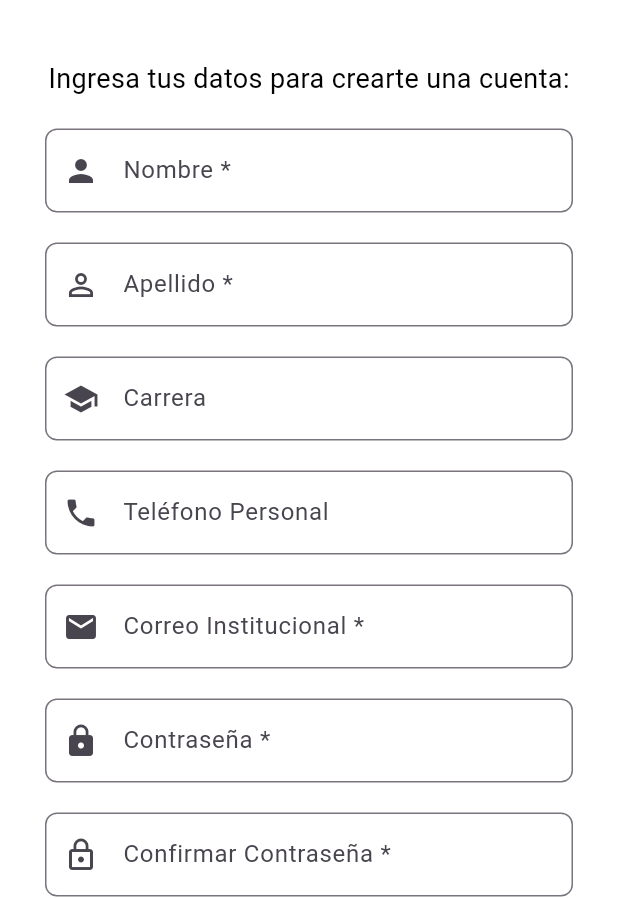
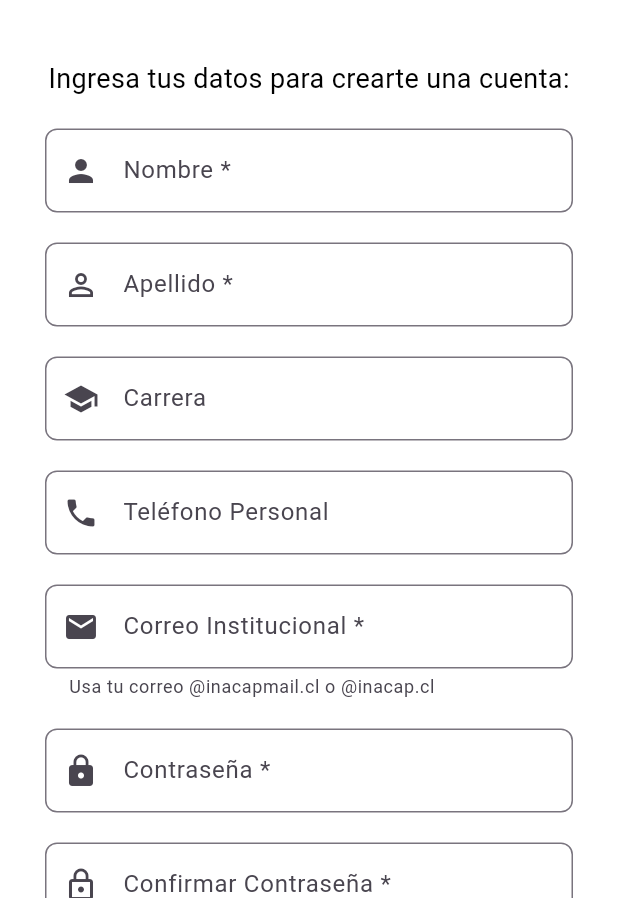
Before and after one commit to javierpepito/Proyecto-AppMovil-VamosJuntos, a Flutter app: the RegisterScreen screen opened directly, on a phone screen of 412 x 824 dp, the part 338-1236 px from its top. Run offline on Flutter 3.47's test engine with Material 3 defaults, Android fonts, the light colour scheme and no system bars; our stand-ins replace shared_preferences, supabase_flutter; accounts and stored records are empty; network calls fail.

Commit message:
camio en roles

```diff
--- a/app_vamos_juntos/lib/models/user_model.dart
+++ b/app_vamos_juntos/lib/models/user_model.dart
@@ -5,6 +5,7 @@ class UserModel {
   final String? carrera;
   final String? telefonoPersonal;
   final String email;
+  final String rol; // 'estudiante' o 'profesor'
 
   UserModel({
     required this.id,
@@ -13,6 +14,7 @@ class UserModel {
     this.carrera,
     this.telefonoPersonal,
     required this.email,
+    this.rol = 'estudiante', // valor por defecto
   });
 
   // Nombre completo
@@ -34,6 +36,7 @@ class UserModel {
       carrera: json['carrera'] as String?,
       telefonoPersonal: json['telefono_personal'] as String?,
       email: json['email'] as String,
+      rol: json['rol'] as String? ?? 'estudiante',
     );
   }
 
@@ -46,6 +49,7 @@ class UserModel {
       'carrera': carrera,
       'telefono_personal': telefonoPersonal,
       'email': email,
+      'rol': rol,
     };
   }
 
@@ -57,6 +61,7 @@ class UserModel {
     String? carrera,
     String? telefonoPersonal,
     String? email,
+    String? rol,
   }) {
     return UserModel(
       id: id ?? this.id,
@@ -65,9 +70,10 @@ class UserModel {
       carrera: carrera ?? this.carrera,
       telefonoPersonal: telefonoPersonal ?? this.telefonoPersonal,
       email: email ?? this.email,
+      rol: rol ?? this.rol,
     );
   }
 
   @override
-  String toString() => 'UserModel(id: $id, nombre: $nombreCompleto, email: $email)';
+  String toString() => 'UserModel(id: $id, nombre: $nombreCompleto, email: $email, rol: $rol)';
 }
--- a/app_vamos_juntos/lib/screens/register_screen.dart
+++ b/app_vamos_juntos/lib/screens/register_screen.dart
@@ -193,6 +193,7 @@ class _RegisterScreenState extends State<RegisterScreen> {
                       border: OutlineInputBorder(borderRadius: BorderRadius.circular(8)),
                       labelText: 'Correo Institucional *',
                       prefixIcon: const Icon(Icons.email),
+                      helperText: 'Usa tu correo @inacapmail.cl o @inacap.cl',
                     ),
                     keyboardType: TextInputType.emailAddress,
                     enabled: !_isLoading,
@@ -202,6 +203,10 @@ class _RegisterScreenState extends State<RegisterScreen> {
                       }
                       if (!value.contains('@')) {
                         return 'Ingresa un correo válido';
+                      }
+                      final emailLower = value.trim().toLowerCase();
+                      if (!emailLower.endsWith('@inacapmail.cl') && !emailLower.endsWith('@inacap.cl')) {
+                        return 'Debe ser un correo institucional';
                       }
                       return null;
                     },
```
Also changed, not shown: app_vamos_juntos/lib/services/auth_service.dart (+19 -2 lines), 1 other file.
